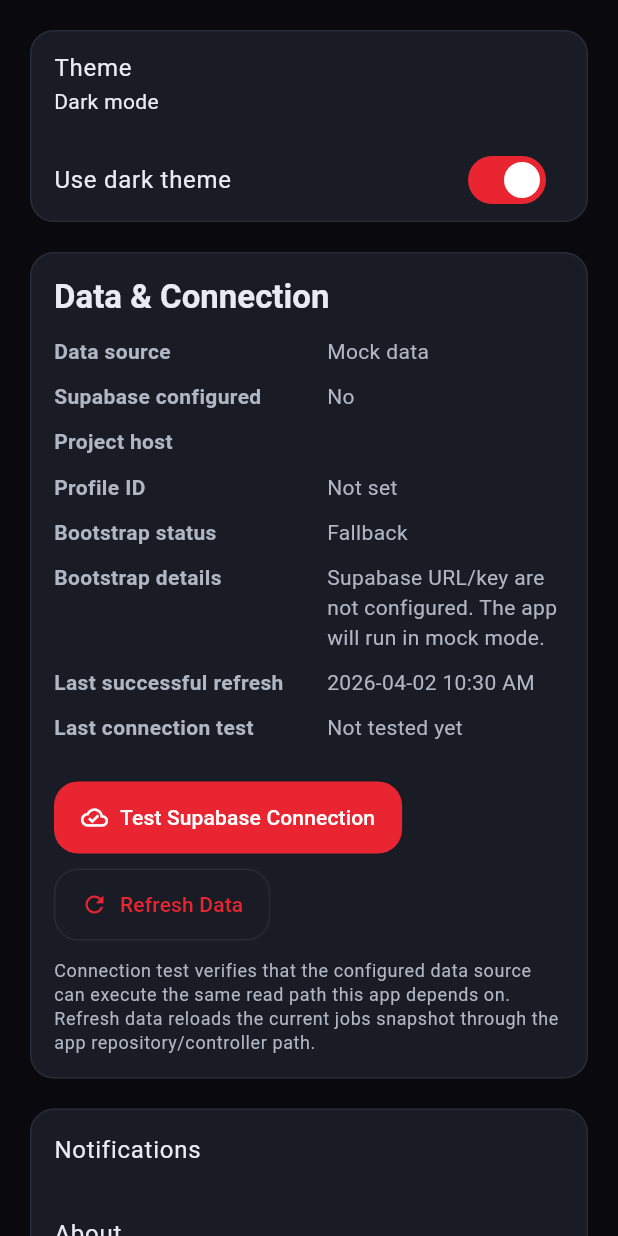
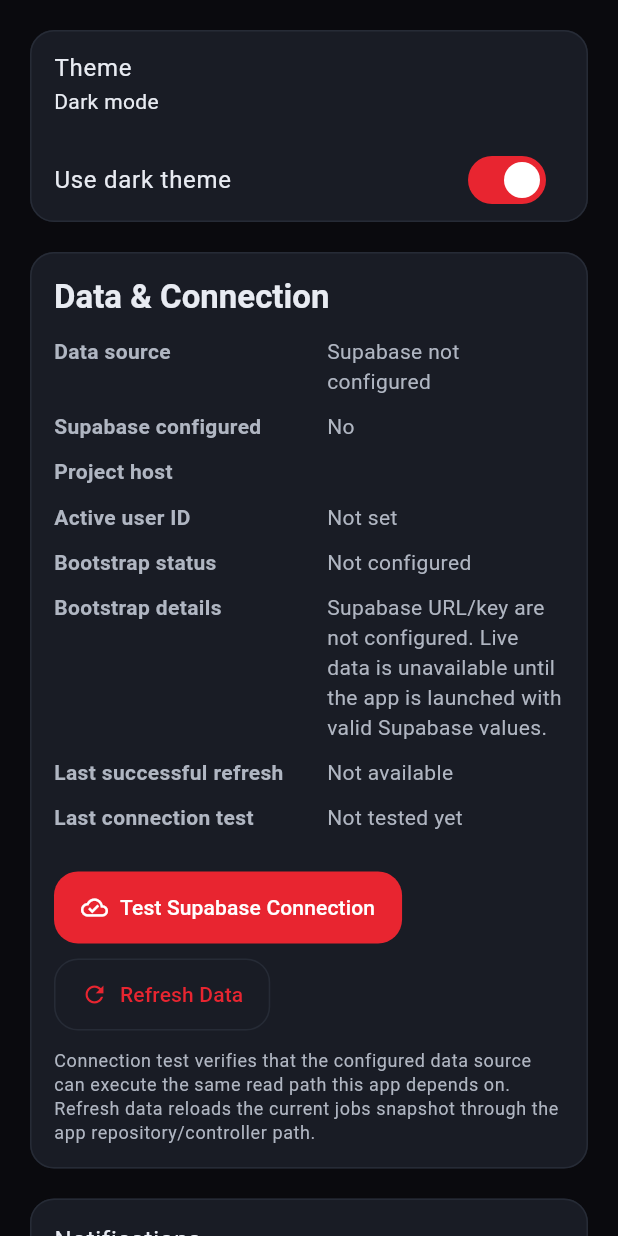
Before and after one commit to S-Rog6/glazer_ops_flutter, a Flutter app: the SettingsPage widget shown alone on an empty page, opened directly, on a phone screen of 412 x 824 dp. Run offline on Flutter 3.47's test engine with Material 3 defaults, Android fonts, the phone set to English and light mode, and no system bars; our stand-ins replace supabase_flutter; accounts and stored records are empty.

Commit message:
feat: enhance Supabase integration to handle errors gracefully and replace mock data with live data where applicable

```diff
--- a/lib/core/config/app_environment.dart
+++ b/lib/core/config/app_environment.dart
@@ -1,31 +1,30 @@
 class AppEnvironment {
-  static const String _supabaseUrl =
-      String.fromEnvironment('SUPABASE_URL');
-  static const String _nextPublicSupabaseUrl =
-      String.fromEnvironment('NEXT_PUBLIC_SUPABASE_URL');
-  static const String _supabaseAnonKey =
-      String.fromEnvironment('SUPABASE_ANON_KEY');
+  static const String _supabaseUrl = String.fromEnvironment('SUPABASE_URL');
+  static const String _nextPublicSupabaseUrl = String.fromEnvironment(
+    'NEXT_PUBLIC_SUPABASE_URL',
+  );
+  static const String _supabaseAnonKey = String.fromEnvironment(
+    'SUPABASE_ANON_KEY',
+  );
   static const String _nextPublicSupabasePublishableKey =
-      String.fromEnvironment(
-        'NEXT_PUBLIC_SUPABASE_PUBLISHABLE_DEFAULT_KEY',
-      );
-  static const String _supabaseProfileId =
-      String.fromEnvironment('SUPABASE_PROFILE_ID');
-  static const String _nextPublicSupabaseProfileId =
-      String.fromEnvironment('NEXT_PUBLIC_SUPABASE_PROFILE_ID');
+      String.fromEnvironment('NEXT_PUBLIC_SUPABASE_PUBLISHABLE_DEFAULT_KEY');
+  static const String _supabaseProfileId = String.fromEnvironment(
+    'SUPABASE_PROFILE_ID',
+  );
+  static const String _nextPublicSupabaseProfileId = String.fromEnvironment(
+    'NEXT_PUBLIC_SUPABASE_PROFILE_ID',
+  );
 
   static String get supabaseUrl =>
       _supabaseUrl.isNotEmpty ? _supabaseUrl : _nextPublicSupabaseUrl;
 
-  static String get supabaseAnonKey =>
-      _supabaseAnonKey.isNotEmpty
-          ? _supabaseAnonKey
-          : _nextPublicSupabasePublishableKey;
+  static String get supabaseAnonKey => _supabaseAnonKey.isNotEmpty
+      ? _supabaseAnonKey
+      : _nextPublicSupabasePublishableKey;
 
-  static String get supabaseProfileId =>
-      _supabaseProfileId.isNotEmpty
-          ? _supabaseProfileId
-          : _nextPublicSupabaseProfileId;
+  static String get supabaseProfileId => _supabaseProfileId.isNotEmpty
+      ? _supabaseProfileId
+      : _nextPublicSupabaseProfileId;
 
   static bool get isSupabaseConfigured =>
       supabaseUrl.isNotEmpty && supabaseAnonKey.isNotEmpty;
@@ -40,12 +39,18 @@
     return uri?.host ?? 'Not configured';
   }
 
-  static String get maskedProfileId {
-    final profileId = activeProfileId;
-    if (profileId == null || profileId.length < 12) {
-      return profileId ?? 'Not set';
+  static String get maskedProfileId => maskProfileId(activeProfileId);
+
+  static String maskProfileId(String? profileId) {
+    final normalizedProfileId = profileId?.trim();
+    if (normalizedProfileId == null || normalizedProfileId.isEmpty) {
+      return 'Not set';
     }
 
-    return '${profileId.substring(0, 8)}...${profileId.substring(profileId.length - 4)}';
+    if (normalizedProfileId.length < 12) {
+      return normalizedProfileId;
+    }
+
+    return '${normalizedProfileId.substring(0, 8)}...${normalizedProfileId.substring(normalizedProfileId.length - 4)}';
   }
 }
--- a/lib/core/supabase/supabase_bootstrap.dart
+++ b/lib/core/supabase/supabase_bootstrap.dart
@@ -10,10 +10,10 @@
   });
 
   const SupabaseBootstrapState.notConfigured()
-      : isConfigured = false,
-        isReady = false,
-        message =
-            'Supabase URL/key are not configured. The app will run in mock mode.';
+    : isConfigured = false,
+      isReady = false,
+      message =
+          'Supabase URL/key are not configured. Live data is unavailable until the app is launched with valid Supabase values.';
 
   final bool isConfigured;
   final bool isReady;
@@ -48,7 +48,7 @@
         isConfigured: true,
         isReady: false,
         message:
-            'Supabase initialization failed. The app will use mock data instead. Error: $error',
+            'Supabase initialization failed. Live data is unavailable. Error: $error',
       );
     }
   }
--- a/lib/features/jobs/controllers/jobs_controller.dart
+++ b/lib/features/jobs/controllers/jobs_controller.dart
@@ -4,13 +4,12 @@
 import '../models/job.dart';
 
 class JobsController extends ChangeNotifier {
-  JobsController({
-    required JobsRepository repository,
-    this.activeUserId,
-  }) : _repository = repository;
+  JobsController({required JobsRepository repository, String? activeUserId})
+    : _repository = repository,
+      _activeUserId = _normalizeUserId(activeUserId);
 
   final JobsRepository _repository;
-  final String? activeUserId;
+  String? _activeUserId;
 
   bool _isLoading = false;
   String? _errorMessage;
@@ -27,8 +26,9 @@
   DateTime? get lastSuccessfulRefreshAt => _lastSuccessfulRefreshAt;
   String get dataSourceLabel => _repository.dataSourceLabel;
   bool get isLiveDataSource => _repository.isLiveDataSource;
+  String? get activeUserId => _activeUserId;
   bool get hasActiveUserContext =>
-      activeUserId != null && activeUserId!.trim().isNotEmpty;
+      _activeUserId != null && _activeUserId!.trim().isNotEmpty;
 
   List<Job> get todaysJobs {
     final now = DateTime.now();
@@ -48,6 +48,17 @@
 
   List<Job> get allJobs => _allJobs;
 
+  bool updateActiveUserId(String? activeUserId) {
+    final normalizedUserId = _normalizeUserId(activeUserId);
+    if (normalizedUserId == _activeUserId) {
+      return false;
+    }
+
+    _activeUserId = normalizedUserId;
+    notifyListeners();
+    return true;
+  }
+
   Future<bool> fetchJobs() async {
     _isLoading = true;
     _errorMessage = null;
@@ -55,7 +66,7 @@
     notifyListeners();
 
     try {
-      final snapshot = await _repository.fetchJobs(activeUserId: activeUserId);
+      final snapshot = await _repository.fetchJobs(activeUserId: _activeUserId);
       _allJobs = snapshot.jobs;
       _pinnedJobIds = snapshot.pinnedJobIds;
       _assignedJobIds = snapshot.assignedJobIds;
@@ -88,3 +99,12 @@
     return scope!.notifier!;
   }
 }
+
+String? _normalizeUserId(String? value) {
+  final trimmedValue = value?.trim();
+  if (trimmedValue == null || trimmedValue.isEmpty) {
+    return null;
+  }
+
+  return trimmedValue;
+}
--- /dev/null
+++ b/lib/features/jobs/data/unavailable_jobs_repository.dart
@@ -0,0 +1,64 @@
+import '../../../core/supabase/supabase_bootstrap.dart';
+import '../models/job_details_data.dart';
+import 'jobs_repository.dart';
+
+class UnavailableJobsRepository implements JobsRepository {
+  const UnavailableJobsRepository(this._bootstrapState);
+
+  final SupabaseBootstrapState _bootstrapState;
+
+  @override
+  bool get isLiveDataSource => false;
+
+  @override
+  String get dataSourceLabel => _bootstrapState.isConfigured
+      ? 'Supabase unavailable'
+      : 'Supabase not configured';
+
+  @override
+  Future<JobsSnapshot> fetchJobs({String? activeUserId}) async {
+    throw RepositoryException(_buildUnavailableMessage(resource: 'jobs'));
+  }
+
+  @override
+  Future<JobDetailsData?> fetchJobDetails(String jobId) async {
+    throw RepositoryException(
+      _buildUnavailableMessage(resource: 'job details'),
+    );
+  }
+
+  @override
+  Future<RepositoryConnectionStatus> testConnection({
+    String? activeUserId,
+  }) async {
+    final checkedAt = DateTime.now();
+
+    if (!_bootstrapState.isConfigured) {
+      return RepositoryConnectionStatus(
+        isSuccess: false,
+        isConfigured: false,
+        isLiveDataSource: false,
+        title: 'Supabase is not configured',
+        message: _bootstrapState.message,
+        checkedAt: checkedAt,
+      );
+    }
+
+    return RepositoryConnectionStatus(
+      isSuccess: false,
+      isConfigured: true,
+      isLiveDataSource: false,
+      title: 'Supabase initialization failed',
+      message: _bootstrapState.message,
+      checkedAt: checkedAt,
+    );
+  }
+
+  String _buildUnavailableMessage({required String resource}) {
+    final nextStep = _bootstrapState.isConfigured
+        ? 'Fix the Supabase initialization error and restart the app.'
+        : 'Provide SUPABASE_URL and SUPABASE_ANON_KEY, then restart the app.';
+
+    return 'Unable to load $resource because live Supabase access is unavailable. ${_bootstrapState.message} $nextStep';
+  }
+}
--- a/lib/features/settings/settings_page.dart
+++ b/lib/features/settings/settings_page.dart
@@ -74,12 +74,18 @@
                   value: AppEnvironment.supabaseHost,
                 ),
                 _InfoRow(
-                  label: 'Profile ID',
-                  value: AppEnvironment.maskedProfileId,
+                  label: 'Active user ID',
+                  value: AppEnvironment.maskProfileId(
+                    jobsController.activeUserId,
+                  ),
                 ),
                 _InfoRow(
                   label: 'Bootstrap status',
-                  value: bootstrapState.isReady ? 'Ready' : 'Fallback',
+                  value: bootstrapState.isReady
+                      ? 'Ready'
+                      : (bootstrapState.isConfigured
+                            ? 'Initialization failed'
+                            : 'Not configured'),
                 ),
                 _InfoRow(
                   label: 'Bootstrap details',
@@ -87,7 +93,9 @@
                 ),
                 _InfoRow(
                   label: 'Last successful refresh',
-                  value: _formatTimestamp(jobsController.lastSuccessfulRefreshAt),
+                  value: _formatTimestamp(
+                    jobsController.lastSuccessfulRefreshAt,
+                  ),
                 ),
                 _InfoRow(
                   label: 'Last connection test',
@@ -193,7 +201,8 @@
         isConfigured: AppEnvironment.isSupabaseConfigured,
         isLiveDataSource: repository.isLiveDataSource,
         title: 'Connection test failed',
-        message: 'Unexpected error while testing the data source. Error: $error',
+        message:
+            'Unexpected error while testing the data source. Error: $error',
         checkedAt: DateTime.now(),
       );
     }
@@ -259,10 +268,7 @@
 }
 
 class _InfoRow extends StatelessWidget {
-  const _InfoRow({
-    required this.label,
-    required this.value,
-  });
+  const _InfoRow({required this.label, required this.value});
 
   final String label;
   final String value;
@@ -286,12 +292,7 @@
             ),
           ),
           const SizedBox(width: 12),
-          Expanded(
-            child: Text(
-              value,
-              style: theme.textTheme.bodyMedium,
-            ),
-          ),
+          Expanded(child: Text(value, style: theme.textTheme.bodyMedium)),
         ],
       ),
     );
@@ -333,9 +334,9 @@
           const SizedBox(height: 6),
           Text(
             status.message,
-            style: Theme.of(context).textTheme.bodyMedium?.copyWith(
-                  color: foreground,
-                ),
+            style: Theme.of(
+              context,
+            ).textTheme.bodyMedium?.copyWith(color: foreground),
           ),
         ],
       ),
```
Also changed, not shown: lib/app.dart (+43 -6 lines), lib/features/jobs/job_details_page.dart (+23 -26 lines), lib/features/schedule/schedule_page.dart (+123 -85 lines), 2 other files. Lines whose indentation alone changed are shown as unchanged.
